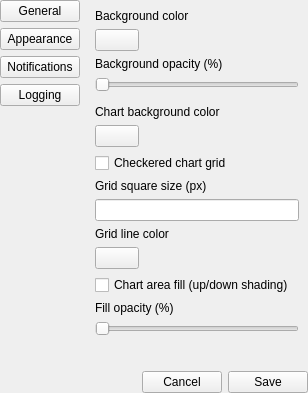
Qt form internal/qtui/ui/settings.ui (MarioStoilov/simpleStonks) before a commit.
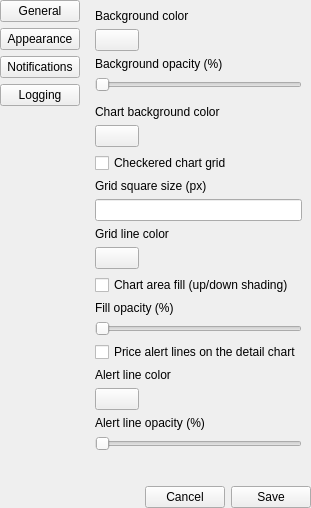
The same form after that commit. The open tabs and pages were chosen to show the change.

Commit message:
Draw price-alert lines on the detail chart
Each pending alert of the shown symbol inside the charted price range draws a horizontal line with its price at the right end. Settings → Appearance holds the toggle, the line color, and its opacity, live-previewed like the rest of the chart styling.

Diff of the .ui file:
```diff
--- a/internal/qtui/ui/settings.ui
+++ b/internal/qtui/ui/settings.ui
@@ -322,6 +322,62 @@
                       </property>
                     </widget>
                   </item>
+                  <item>
+                    <widget class="QCheckBox" name="alertLinesBox">
+                      <property name="cursor">
+                        <cursorShape>PointingHandCursor</cursorShape>
+                      </property>
+                      <property name="toolTip">
+                        <string>Draw a horizontal line on the detail chart at each pending price alert that falls inside the charted price range</string>
+                      </property>
+                      <property name="text">
+                        <string>Price alert lines on the detail chart</string>
+                      </property>
+                    </widget>
+                  </item>
+                  <item>
+                    <widget class="QLabel" name="alertLineColorLabel">
+                      <property name="text">
+                        <string>Alert line color</string>
+                      </property>
+                    </widget>
+                  </item>
+                  <item>
+                    <widget class="QPushButton" name="alertLineSwatch">
+                      <property name="cursor">
+                        <cursorShape>PointingHandCursor</cursorShape>
+                      </property>
+                      <property name="minimumSize">
+                        <size>
+                          <width>44</width>
+                          <height>22</height>
+                        </size>
+                      </property>
+                      <property name="maximumSize">
+                        <size>
+                          <width>44</width>
+                          <height>22</height>
+                        </size>
+                      </property>
+                    </widget>
+                  </item>
+                  <item>
+                    <widget class="QLabel" name="alertLineOpacityLabel">
+                      <property name="text">
+                        <string>Alert line opacity (%)</string>
+                      </property>
+                    </widget>
+                  </item>
+                  <item>
+                    <widget class="QSlider" name="alertLineSlider">
+                      <property name="orientation">
+                        <enum>Qt::Horizontal</enum>
+                      </property>
+                      <property name="maximum">
+                        <number>100</number>
+                      </property>
+                    </widget>
+                  </item>
                   <item>
                     <spacer name="appearanceSpacer">
                       <property name="orientation">
```
The commit also changes 11 other files.
